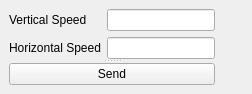
First picture: the form in controller.ui, repository RagaiAhmed/JoystickController, before the edit.
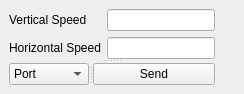
Second picture: the form after the edit.

Diff of the .ui file:
```diff
--- a/controller.ui
+++ b/controller.ui
@@ -2,11 +2,14 @@
 <ui version="4.0">
  <class>Controller</class>
  <widget class="QMainWindow" name="Controller">
+  <property name="enabled">
+   <bool>true</bool>
+  </property>
   <property name="geometry">
    <rect>
     <x>0</x>
     <y>0</y>
-    <width>252</width>
+    <width>244</width>
     <height>94</height>
    </rect>
   </property>
@@ -16,7 +19,7 @@
   <widget class="QWidget" name="centralwidget">
    <layout class="QFormLayout" name="formLayout_2">
     <item row="0" column="0">
-     <widget class="QSplitter" name="splitter">
+     <widget class="QSplitter" name="splitter_2">
       <property name="orientation">
        <enum>Qt::Vertical</enum>
       </property>
@@ -44,6 +47,29 @@
         </item>
        </layout>
       </widget>
+      <widget class="QSplitter" name="splitter">
+       <property name="orientation">
+        <enum>Qt::Horizontal</enum>
+       </property>
+       <widget class="QComboBox" name="portList">
+        <property name="layoutDirection">
+         <enum>Qt::LeftToRight</enum>
+        </property>
+        <property name="autoFillBackground">
+         <bool>false</bool>
+        </property>
+        <property name="editable">
+         <bool>false</bool>
+        </property>
+        <property name="currentText">
+         <string>Port</string>
+        </property>
+        <item>
+         <property name="text">
+          <string>Port</string>
+         </property>
+        </item>
+       </widget>
       <widget class="QPushButton" name="submitButton">
        <property name="sizePolicy">
         <sizepolicy hsizetype="Minimum" vsizetype="Minimum">
@@ -54,6 +80,7 @@
        <property name="text">
         <string>Send</string>
        </property>
+       </widget>
       </widget>
      </widget>
     </item>
```
Lines whose indentation alone changed are shown as unchanged.
